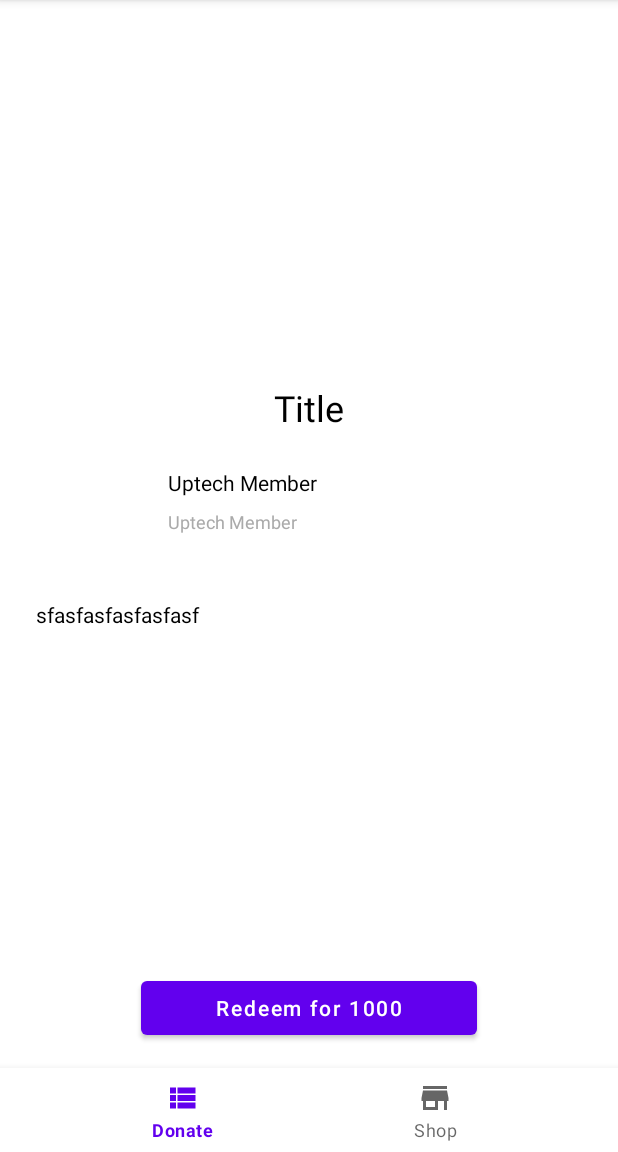
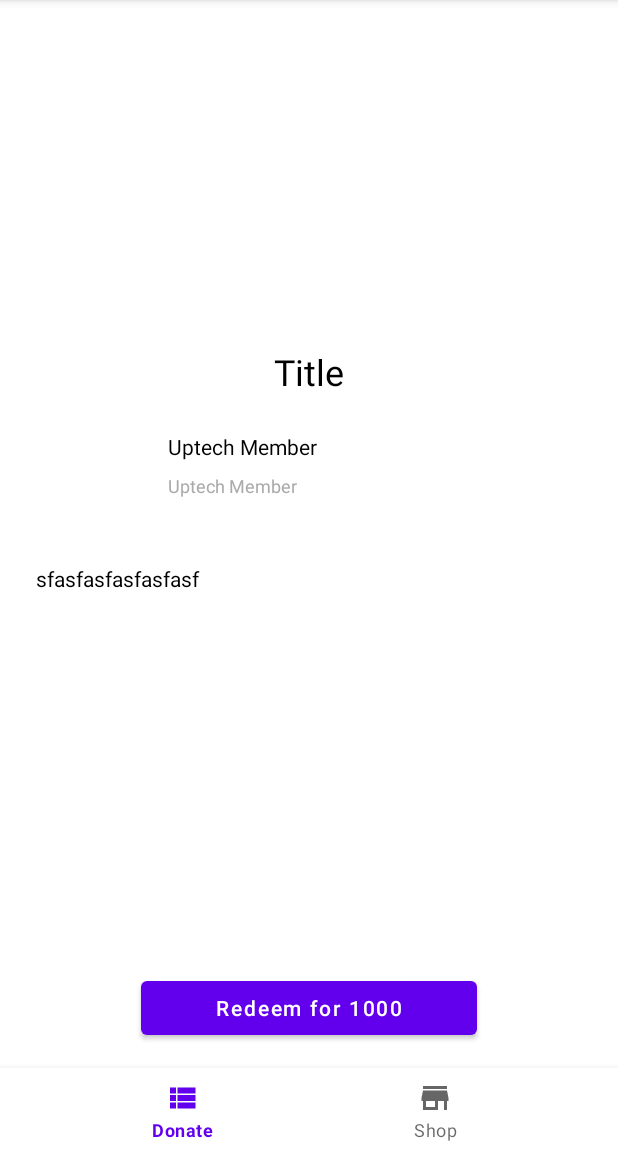
Before and after one commit to uptechteam/halo, an Android app: the fragment ShopItemDetailsFragment placed in its activity, on a phone screen of 412 x 824 dp, the part 84-1236 px from its top. Run offline under Robolectric (Android 15) with nearby library versions, the phone set to English and light mode, and no system bars; our stand-ins replace navigation-ui; pictures from the network do not load; 2 statements that could not run were skipped.

Commit message:
minor fixes

```diff
--- a/app/src/main/java/com/uptech/halo/MainActivity.kt
+++ b/app/src/main/java/com/uptech/halo/MainActivity.kt
@@ -27,7 +27,7 @@ class MainActivity : AppCompatActivity() {
     NavigationUI.setupWithNavController(binding.mainBar, navController)
     navController.addOnDestinationChangedListener { _, destination, _ ->
       when(destination.id) {
-        R.id.shopItemDetailsFragment -> {
+        R.id.shopItemDetailsFragment, R.id.shopRewardFragment -> {
           binding.mainBar.isVisible = false
         }
         else -> {
--- a/app/src/main/java/com/uptech/halo/shop/ShopRewardFragment.kt
+++ b/app/src/main/java/com/uptech/halo/shop/ShopRewardFragment.kt
@@ -1,6 +1,9 @@
 package com.uptech.halo.shop
 
 import android.os.Bundle
+import android.text.Html
+import android.text.method.LinkMovementMethod
+import android.text.method.MovementMethod
 import android.view.View
 import androidx.fragment.app.Fragment
 import com.uptech.halo.R
@@ -22,7 +25,8 @@ class ShopRewardFragment : Fragment(R.layout.fragment_shop_reward) {
   private fun initData() {
     val item = arguments?.getParcelable<ServiceShopItem>(KEY) ?: return
     binding.apply {
-      stepsForReward.text = item.reward.description
+      stepsForReward.movementMethod = LinkMovementMethod()
+      stepsForReward.text = Html.fromHtml(item.reward.description)
     }
   }
 
--- a/app/src/main/res/layout/fragment_shop_item_details.xml
+++ b/app/src/main/res/layout/fragment_shop_item_details.xml
@@ -20,12 +20,14 @@
 
         <com.google.android.material.textview.MaterialTextView
             android:id="@+id/productName"
-            android:layout_width="wrap_content"
+            android:layout_width="0dp"
             android:layout_height="wrap_content"
             android:text="Title"
             android:textColor="@color/black"
+            android:gravity="center"
             android:textSize="24sp"
-            android:layout_marginTop="24dp"
+            android:layout_marginEnd="24dp"
+            android:layout_marginStart="24dp"
             app:layout_constraintEnd_toEndOf="parent"
             app:layout_constraintStart_toStartOf="parent"
             app:layout_constraintTop_toBottomOf="@id/productImage" />
--- a/app/src/main/res/layout/fragment_shop_reward.xml
+++ b/app/src/main/res/layout/fragment_shop_reward.xml
@@ -39,7 +39,7 @@
         app:layout_constraintEnd_toEndOf="parent"
         android:layout_marginTop="4dp"
 
-        android:text="Nice Job! To receive you reward please follow next steps"
+        android:text="Nice Job! To receive you reward please follow next steps:"
         android:textColor="@color/black"
         />
 
```
